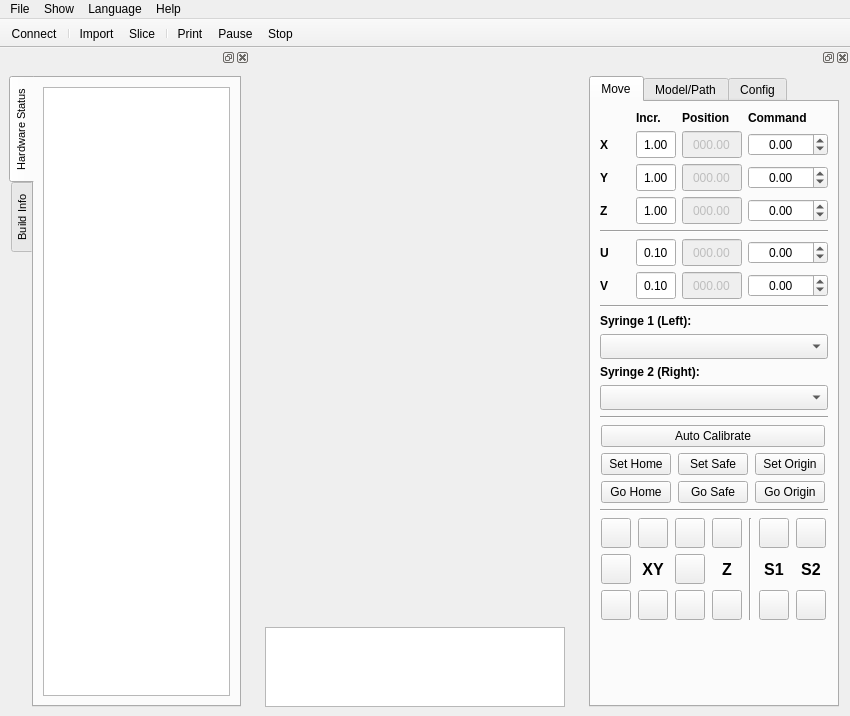
GVallicrosa/FabQtV2, file ui/fabqtDialog.ui: the form before one commit.
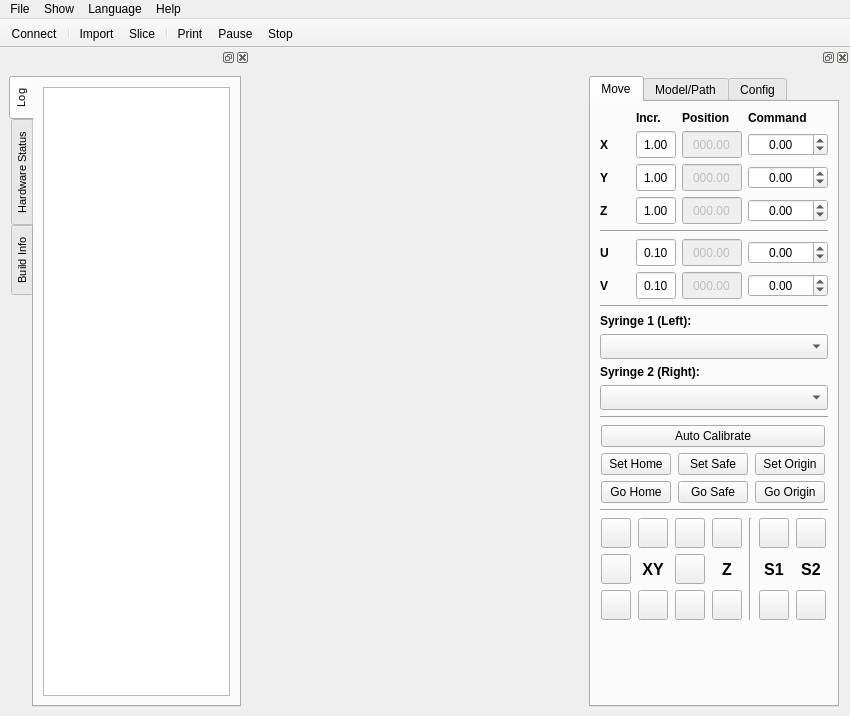
The form after the commit. Icons and pictures are not drawn. Custom widgets are drawn as their Qt base class.

```diff
--- a/ui/fabqtDialog.ui
+++ b/ui/fabqtDialog.ui
@@ -40,25 +40,6 @@
       </property>
      </widget>
     </item>
-    <item>
-     <widget class="QTextBrowser" name="logTextBrowser">
-      <property name="minimumSize">
-       <size>
-        <width>300</width>
-        <height>80</height>
-       </size>
-      </property>
-      <property name="maximumSize">
-       <size>
-        <width>16777215</width>
-        <height>80</height>
-       </size>
-      </property>
-      <property name="acceptDrops">
-       <bool>false</bool>
-      </property>
-     </widget>
-    </item>
    </layout>
   </widget>
   <widget class="QMenuBar" name="menubar">
@@ -1852,6 +1833,32 @@
        <property name="currentIndex">
         <number>0</number>
        </property>
+       <widget class="QWidget" name="tab">
+        <attribute name="title">
+         <string>Log</string>
+        </attribute>
+        <layout class="QVBoxLayout" name="verticalLayout_10">
+         <item>
+          <widget class="QTextBrowser" name="logTextBrowser">
+           <property name="minimumSize">
+            <size>
+             <width>0</width>
+             <height>0</height>
+            </size>
+           </property>
+           <property name="maximumSize">
+            <size>
+             <width>16777215</width>
+             <height>16777215</height>
+            </size>
+           </property>
+           <property name="acceptDrops">
+            <bool>false</bool>
+           </property>
+          </widget>
+         </item>
+        </layout>
+       </widget>
        <widget class="QWidget" name="hardwareStatusTab">
         <attribute name="title">
          <string>Hardware Status</string>
```
Left out of the diff: 9 changed lines with no effect on the pictures.
